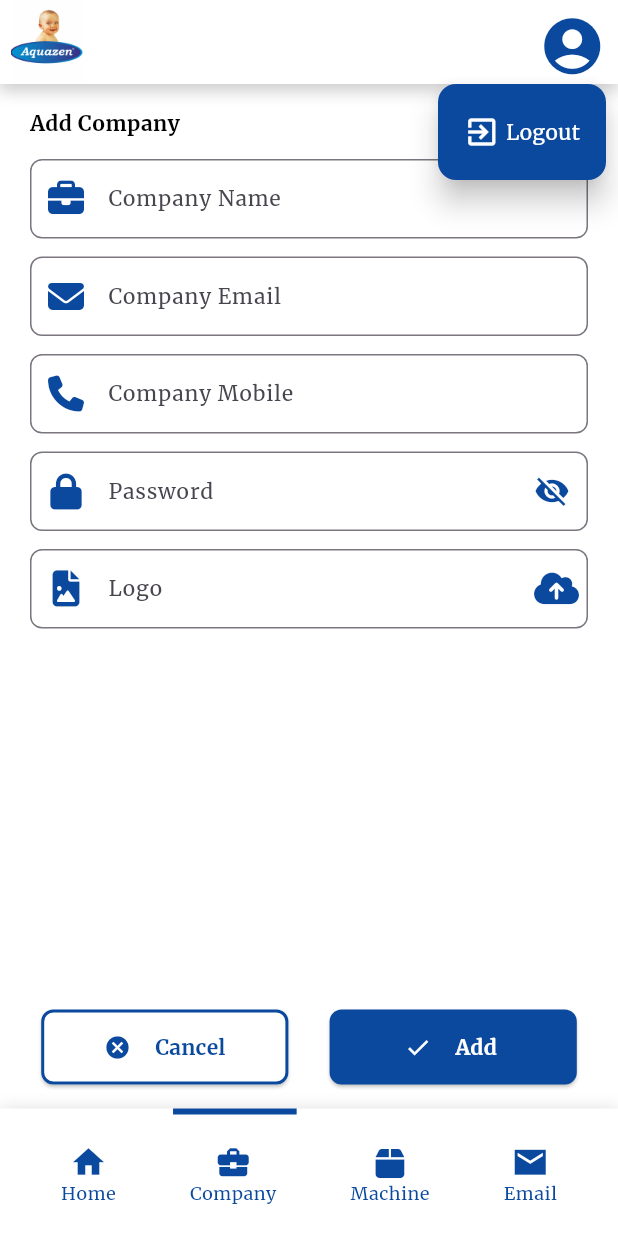
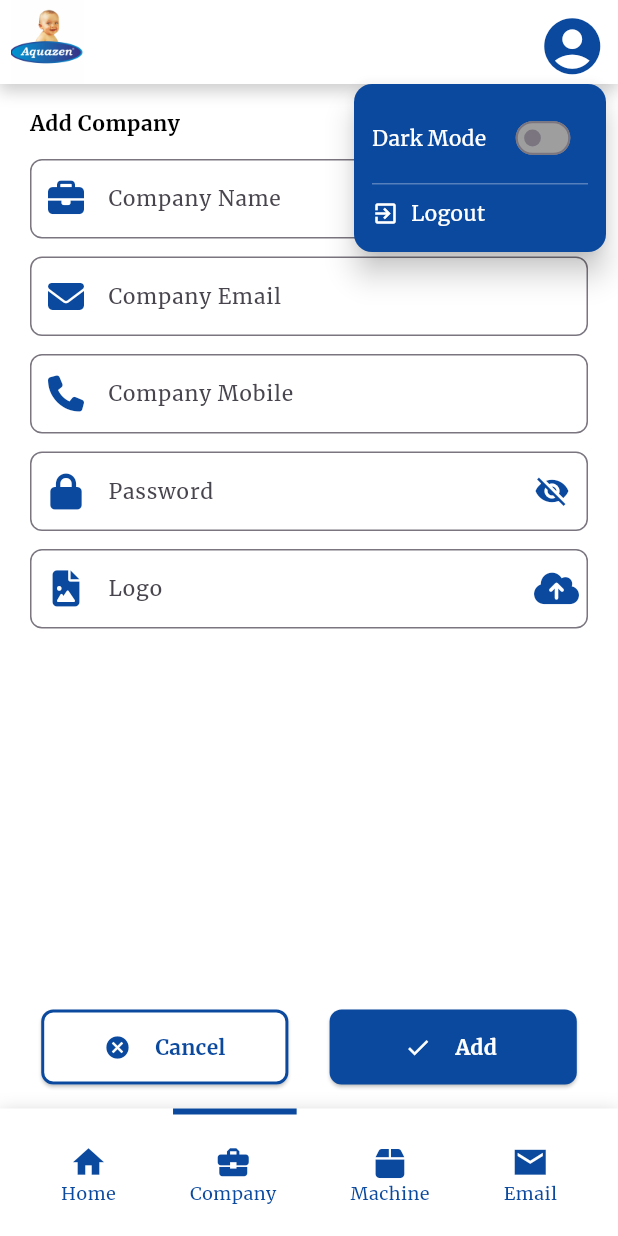
Before and after one commit to mindcodes10/bottle_crush_frontend, a Flutter app: the AddBusiness screen opened directly, after a tap on the "account circle" icon, on a phone screen of 412 x 824 dp. Run offline on Flutter 3.47's test engine with Material 3 defaults, Android fonts, the light colour scheme and no system bars; our stand-ins replace device_info_plus, file_picker, fl_chart, flutter_native_splash, flutter_secure_storage, font_awesome_flutter and 2 more; missing offline and left inert: excel; accounts and stored records are empty.

Commit message:
132 - dark mode option added on click of profile icon

```diff
--- a/lib/utils/theme.dart
+++ b/lib/utils/theme.dart
@@ -9,4 +9,20 @@ class AppTheme {
   static const Color backgroundBlue = Color(0xFF0B499E);
   static const Color backgroundCard = Color(0xFFFAFAFA);
   static const Color transparent = Colors.transparent;
+  static const Color backgroundDark = Colors.black45;
 }
+
+
+// class AppTheme {
+//   // Light Theme Colors
+//   static const Color lightPrimary = Color(0xFF0B499E);
+//   static const Color lightBackground = Colors.white;
+//   static const Color lightText = Colors.black;
+//   static const Color lightCard = Color(0xFFFAFAFA);
+//
+//   // Dark Theme Colors
+//   static const Color darkPrimary = Color(0xFF1E1E1E);
+//   static const Color darkBackground = Color(0xFF121212);
+//   static const Color darkText = Colors.white;
+//   static const Color darkCard = Color(0xFF222222);
+// }
--- /dev/null
+++ b/lib/utils/theme_provider.dart
@@ -0,0 +1,32 @@
+import 'package:flutter/material.dart';
+import 'package:flutter_secure_storage/flutter_secure_storage.dart';
+
+class ThemeProvider extends ChangeNotifier {
+  final FlutterSecureStorage _storage = const FlutterSecureStorage();
+
+  bool _isDarkMode = false;
+
+  bool get isDarkMode => _isDarkMode;
+
+  ThemeProvider() {
+    _loadTheme(); // Load saved theme on initialization
+  }
+
+  void toggleTheme() {
+    _isDarkMode = !_isDarkMode;
+    _saveTheme(_isDarkMode);
+    notifyListeners();
+  }
+
+  void _saveTheme(bool isDark) async {
+    await _storage.write(key: 'isDarkMode', value: isDark.toString());
+  }
+
+  void _loadTheme() async {
+    String? storedValue = await _storage.read(key: 'isDarkMode');
+    if (storedValue != null) {
+      _isDarkMode = storedValue == 'true';
+      notifyListeners();
+    }
+  }
+}
--- a/lib/widgets/custom_app_bar.dart
+++ b/lib/widgets/custom_app_bar.dart
@@ -1,8 +1,7 @@
-import 'package:bottle_crush/services/api_services.dart';
 import 'package:flutter/material.dart';
 import 'package:flutter_secure_storage/flutter_secure_storage.dart';
 import 'package:bottle_crush/utils/theme.dart';
-import 'package:bottle_crush/screens/login_screen.dart'; // Import your LoginScreen
+import 'package:bottle_crush/screens/login_screen.dart';
 
 class CustomAppBar extends StatefulWidget implements PreferredSizeWidget {
   const CustomAppBar({super.key});
@@ -11,27 +10,28 @@ class CustomAppBar extends StatefulWidget implements PreferredSizeWidget {
   State<CustomAppBar> createState() => _CustomAppBarState();
 
   @override
-  Size get preferredSize => const Size.fromHeight(56); // Implemented preferredSize
+  Size get preferredSize => const Size.fromHeight(56);
 }
 
 class _CustomAppBarState extends State<CustomAppBar> {
-  final GlobalKey _iconKey = GlobalKey(); // Key for the profile icon
-  final FlutterSecureStorage _secureStorage = const FlutterSecureStorage(); // Initialize secure storage
-  final ApiServices _apiService = ApiServices(); // Initialize ApiService
+  final GlobalKey _iconKey = GlobalKey();
+  final FlutterSecureStorage _secureStorage = const FlutterSecureStorage();
+
+  bool _isDarkMode = false; // Track dark mode state
 
   @override
   Widget build(BuildContext context) {
     return PreferredSize(
-      preferredSize: const Size.fromHeight(56), // Adjust the height as needed
+      preferredSize: const Size.fromHeight(56),
       child: Container(
         decoration: BoxDecoration(
-          color: AppTheme.backgroundWhite,
+          color: _isDarkMode ? AppTheme.backgroundDark : AppTheme.backgroundWhite,
           boxShadow: [
             BoxShadow(
-              color: Colors.black.withOpacity(0.2), // Shadow color
-              spreadRadius: 1, // Shadow spread
-              blurRadius: 8, // Shadow blur effect
-              offset: const Offset(0, 4), // Shadow offset
+              color: Colors.black.withOpacity(0.2),
+              spreadRadius: 1,
+              blurRadius: 8,
+              offset: const Offset(0, 4),
             ),
           ],
         ),
@@ -42,32 +42,30 @@ class _CustomAppBarState extends State<CustomAppBar> {
               'assets/images/aquazen_logo.png',
               fit: BoxFit.cover,
               width: 70,
-              height: 70,
+              height: 60,
             ),
           ),
           actions: [
             IconButton(
-              key: _iconKey, // Assign the GlobalKey to the IconButton
+              key: _iconKey,
               icon: const Icon(
                 Icons.account_circle,
                 color: AppTheme.backgroundBlue,
               ),
               iconSize: 45,
               onPressed: () {
-                // Show the logout menu when the profile icon is clicked
-                _showLogoutMenu(context);
+                _showMenu(context);
               },
             ),
           ],
           scrolledUnderElevation: 0,
-          backgroundColor: AppTheme.backgroundWhite,
+          backgroundColor: _isDarkMode ? AppTheme.backgroundDark : AppTheme.backgroundWhite,
         ),
       ),
     );
   }
 
-  // Function to show the logout menu
-  void _showLogoutMenu(BuildContext context) {
+  void _showMenu(BuildContext context) {
     if (_iconKey.currentContext == null) {
       return;
     }
@@ -85,23 +83,69 @@ class _CustomAppBarState extends State<CustomAppBar> {
         borderRadius: BorderRadius.circular(12.0),
       ),
       items: [
+        // Dark Mode Toggle
+        PopupMenuItem(
+          enabled: false,
+          padding: EdgeInsets.zero,
+          height: 35,
+          child: Container(
+            padding: const EdgeInsets.symmetric(horizontal: 12, vertical: 4), // Uniform padding
+            child: Row(
+              mainAxisAlignment: MainAxisAlignment.spaceBetween,
+              children: [
+                const Text(
+                  "Dark Mode",
+                  style: TextStyle(
+                    color: AppTheme.textWhite,
+                    fontSize: 14,
+                  ),
+                ),
+                Transform.scale(
+                  scale: 0.7, // Adjust switch size
+                  child: Switch(
+                    value: _isDarkMode,
+                    activeColor: Colors.white,
+                    inactiveTrackColor: Colors.grey,
+                    onChanged: (value) {
+                      setState(() {
+                        _isDarkMode = value;
+                      });
+                      Navigator.pop(context);
+                    },
+                  ),
+                ),
+              ],
+            ),
+          ),
+        ),
+        // Divider
+        PopupMenuItem(
+          enabled: false,
+          padding: EdgeInsets.zero,
+          height: 5,
+          child: Container(
+            height: 1,
+            color: Colors.white.withOpacity(0.3),
+            margin: const EdgeInsets.symmetric(horizontal: 12),
+          ),
+        ),
+        // Logout Option
         PopupMenuItem(
           value: 'logout',
           padding: EdgeInsets.zero,
+          height: 35,
           child: Container(
-            height: 29.0,
-            alignment: Alignment.center,
-            child: const Row(
-              mainAxisSize: MainAxisSize.min,
-              mainAxisAlignment: MainAxisAlignment.center,
+            padding: const EdgeInsets.symmetric(horizontal: 12, vertical: 4), // Uniform padding
+            child: Row(
+              mainAxisAlignment: MainAxisAlignment.start, // Align to start
               children: [
-                Icon(Icons.exit_to_app, color: AppTheme.backgroundWhite),
-                SizedBox(width: 4.0),
-                Text(
+                const Icon(Icons.exit_to_app, color: AppTheme.backgroundWhite, size: 18),
+                const SizedBox(width: 8), // Adjust spacing for better alignment
+                const Text(
                   'Logout',
                   style: TextStyle(
                     color: AppTheme.textWhite,
-                    height: 1.0,
+                    fontSize: 14,
                   ),
                 ),
               ],
@@ -117,30 +161,24 @@ class _CustomAppBarState extends State<CustomAppBar> {
     });
   }
 
-  // Function to handle user logout
   void _logoutUser(BuildContext context) async {
     try {
-      // Retrieve token from secure storage
       String? token = await _secureStorage.read(key: 'access_token');
       if (token == null || token.isEmpty) {
         throw Exception("Access token is missing or invalid.");
       }
 
-      // Clear the token from secure storage
       await _secureStorage.delete(key: 'access_token');
 
-      // Redirect to the login page
       Navigator.of(context).pushAndRemoveUntil(
         MaterialPageRoute(builder: (context) => const LoginScreen()),
             (Route<dynamic> route) => false,
       );
     } catch (e) {
-      // Handle errors during logout
-      print('Error during logout: $e');
+      debugPrint('Error during logout: $e');
       ScaffoldMessenger.of(context).showSnackBar(
         const SnackBar(content: Text('An error occurred during logout.')),
       );
     }
   }
-
 }
```
